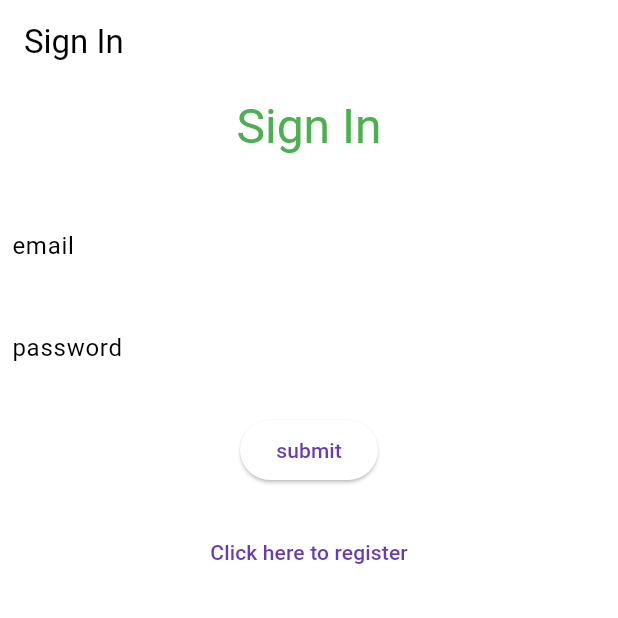
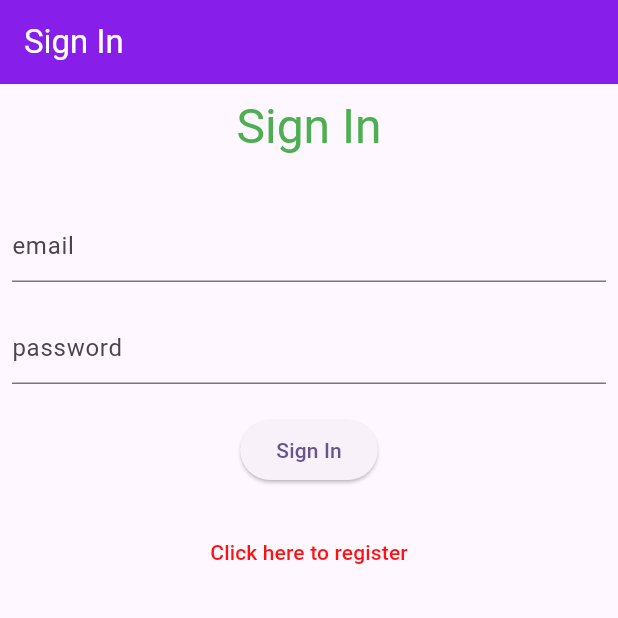
Before and after one commit to ShubFlutter/CoffiePrefrenceTest, a Flutter app: the screen it shows after launch, on a phone screen of 412 x 824 dp, the top half of it. Run offline on Flutter 3.47's test engine with Material 3 defaults, Android fonts, the phone set to English and light mode, and no system bars; our stand-ins replace cloud_firestore, file_picker, firebase_auth, firebase_core, firebase_storage; accounts and stored records are empty.

Commit message:
changes done

```diff
--- a/crud_firebase_flutter/lib/database/firebase/firestore.dart
+++ b/crud_firebase_flutter/lib/database/firebase/firestore.dart
@@ -9,7 +9,7 @@ class FirestoreService {
   }
 
   Stream<QuerySnapshot> getNotes() {
-    final notestream = note.where("notes", isEqualTo: "shubham").snapshots();
+    final notestream = note.orderBy("timespamt", descending: true).snapshots();
     return notestream;
   }
 
--- a/crud_firebase_flutter/lib/main.dart
+++ b/crud_firebase_flutter/lib/main.dart
@@ -1,28 +1,37 @@
 import 'package:crud_firebase_flutter/screens/auth/signin.dart';
 import 'package:crud_firebase_flutter/firebase_options.dart';
 import 'package:crud_firebase_flutter/screens/notes.dart';
+import 'package:firebase_auth/firebase_auth.dart';
 import 'package:firebase_core/firebase_core.dart';
 import 'package:flutter/material.dart';
 
 Future main() async {
   WidgetsFlutterBinding.ensureInitialized();
   await Firebase.initializeApp(options: DefaultFirebaseOptions.currentPlatform);
-  runApp(const MainApp());
+  runApp(MainApp());
 }
 
 class MainApp extends StatelessWidget {
-  const MainApp({super.key});
-
+  MainApp({super.key});
+  final navigatorKey = GlobalKey<NavigatorState>();
   @override
   Widget build(BuildContext context) {
     return MaterialApp(
+        navigatorKey: navigatorKey,
         theme: newMethod(),
         debugShowCheckedModeBanner: false,
-        home: const SignIn());
+        home: const HomePage());
   }
 
   ThemeData newMethod() {
     return ThemeData(
+        textButtonTheme: const TextButtonThemeData(
+            style: ButtonStyle(
+                foregroundColor: MaterialStatePropertyAll(
+                    Color.fromARGB(255, 253, 17, 17)))),
+        appBarTheme: const AppBarTheme(
+            backgroundColor: Color.fromARGB(255, 135, 30, 233),
+            foregroundColor: Colors.white),
         cardTheme: const CardTheme(
           shadowColor: Color.fromARGB(255, 243, 214, 0),
           surfaceTintColor: Colors.pink,
@@ -35,6 +44,29 @@ class MainApp extends StatelessWidget {
         textTheme: const TextTheme(
             displaySmall:
                 TextStyle(fontSize: 15, color: Color.fromARGB(255, 202, 0, 0))),
-        colorScheme: ColorScheme.fromSwatch(primarySwatch: Colors.deepPurple));
+        colorScheme: ColorScheme.fromSeed(seedColor: Colors.deepPurple));
   }
 }
+
+class HomePage extends StatelessWidget {
+  const HomePage({super.key});
+
+  @override
+  Widget build(BuildContext context) {
+    return StreamBuilder<User?>(
+        stream: FirebaseAuth.instance.authStateChanges(),
+        builder: (context, snapshot) {
+          if (snapshot.connectionState == ConnectionState.waiting) {
+            return const Center(
+              child: CircularProgressIndicator(),
+            );
+          } else if (snapshot.hasError) {
+            return const Center(child: Text("error"));
+          } else if (snapshot.hasData) {
+            return const Notes();
+          } else {
+            return const SignIn();
+          }
+        });
+  }
+}
--- a/crud_firebase_flutter/lib/screens/auth/signin.dart
+++ b/crud_firebase_flutter/lib/screens/auth/signin.dart
@@ -1,3 +1,4 @@
+import 'package:crud_firebase_flutter/database/auth/auth.dart';
 import 'package:crud_firebase_flutter/screens/auth/signup.dart';
 import 'package:crud_firebase_flutter/screens/notes.dart';
 import 'package:flutter/material.dart';
@@ -41,6 +42,7 @@ class CustomForm extends StatefulWidget {
 }
 
 class _CustomFormState extends State<CustomForm> {
+  final authService = AuthService();
   final _formkey = GlobalKey<FormState>();
   final _emailController = TextEditingController();
   final _passwordController = TextEditingController();
@@ -77,9 +79,18 @@ class _CustomFormState extends State<CustomForm> {
                         _email = _emailController.text;
                         _password = _passwordController.text;
                       });
+                      showDialog(
+                          context: context,
+                          builder: (context) {
+                            return const Center(
+                              child: CircularProgressIndicator(),
+                            );
+                          });
+                      authService.signIn(email: _email, password: _password);
+
                     }
                   },
-                  child: const Text("submit")),
+                  child: const Text("Sign In")),
               const Hspace(),
               TextButton(
                   onPressed: () {
```
Also changed, not shown: crud_firebase_flutter/lib/database/auth/auth.dart (+11 -2 lines), crud_firebase_flutter/lib/screens/notes.dart (+21 -12 lines), crud_firebase_flutter/pubspec.lock, 1 other file.
